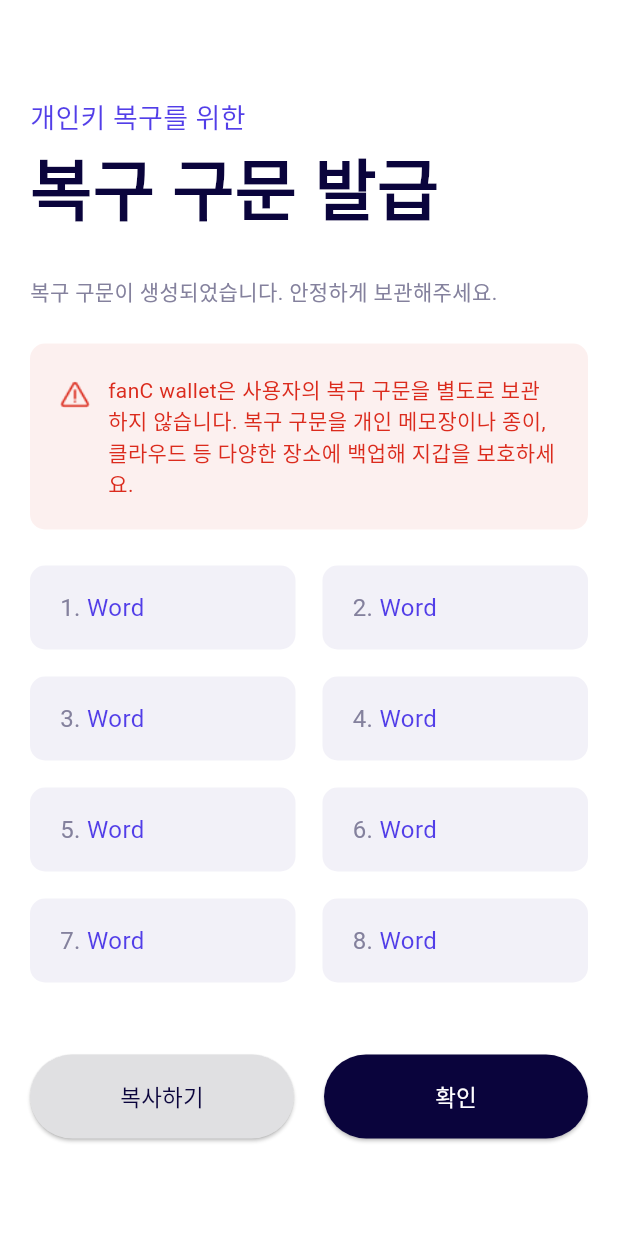
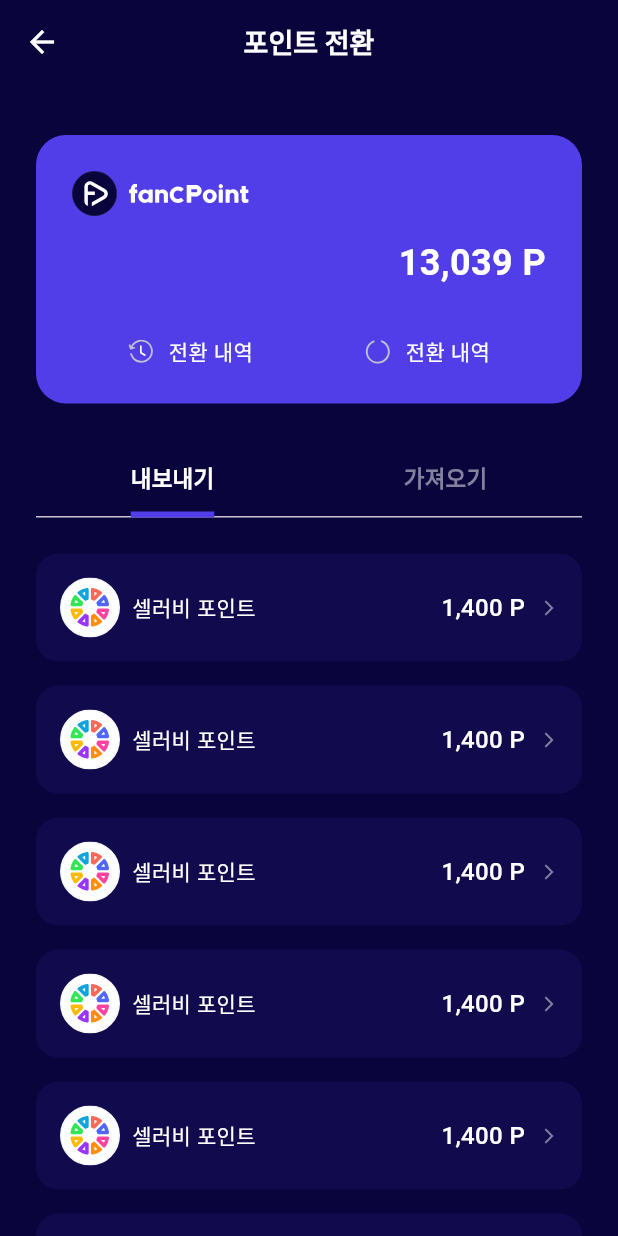
Before and after one commit to sk0x0y/fancplace-wallet_app, a Flutter app: the RecoverWords screen opened by its route, after a tap on "확인", on a phone screen of 412 x 824 dp. Run offline on Flutter 3.47's test engine with Material 3 defaults, Android fonts, the phone set to English and light mode, and no system bars; our stand-ins replace flutter_native_splash, flutter_svg, get_it, go_router.

Commit message:
Merged in feature/WALLET-296 (pull request #8)
feature/WALLET-296

* chore: [WALLET-296] SVG 에셋 추가

* chore: [WALLET-296] 컬러 상수 추가

* chore: [WALLET-296] 아이콘 변경

* chore: [WALLET-296] TextButton 으로 랩핑 및 이벤트 핸들링

* chore: [WALLET-296] 버튼 이벤트 핸들링

* improve: [WALLET-296] DefaultLayout 사용성 개선

* feat: [WALLET-296] 포인트 전환 UI 작성

* chore: [WALLET-296] 포인트 전환 UI 로 기본 라우팅 적용

```diff
--- a/lib/constant/theme/app_colors.dart
+++ b/lib/constant/theme/app_colors.dart
@@ -1,6 +1,7 @@
 import 'package:flutter/material.dart';
 
 class AppColors {
+  static const Color brandPrimary = Color(0xFF523EE8);
   // System
   static const Color primary = Color(0xFF0A043C);
   // Border
--- a/lib/interface/service/router_service.dart
+++ b/lib/interface/service/router_service.dart
@@ -1,6 +1,7 @@
 import 'package:flutter/foundation.dart';
 import 'package:go_router/go_router.dart';
 import 'package:wallet_app/components/ErrorScreen.dart';
+import 'package:wallet_app/interface/view/point_conversion_screen.dart';
 import 'package:wallet_app/interface/view/recover_words.dart';
 import 'package:wallet_app/interface/view/select_language_screen.dart';
 import 'package:wallet_app/interface/view/sign_in.dart';
@@ -31,7 +32,8 @@ class RouterService {
       // initialLocation: '/sign-up',
       // initialLocation: '/sign-in',
       // initialLocation: '/recover-words',
-      initialLocation: '/verify-email',
+      // initialLocation: '/verify-email',
+      initialLocation: '/point-conversion',
       // (Authentication.state.isAuthentication) ? '/' : '/login',
       // refreshListenable: Authentication.state,
       errorBuilder: (context, state) {
@@ -62,6 +64,10 @@ class RouterService {
           path: '/verify-email',
           builder: (context, state) => const VerifyEmailScreen(),
         ),
+        GoRoute(
+          path: '/point-conversion',
+          builder: (context, state) => const PointConversionScreen(),
+        ),
       ],
     );
   }
--- /dev/null
+++ b/lib/interface/view/point_conversion_screen.dart
@@ -0,0 +1,299 @@
+import 'package:flutter/material.dart';
+import 'package:flutter_svg/flutter_svg.dart';
+import 'package:wallet_app/constant/theme/theme_resources.dart';
+import 'package:wallet_app/interface/service/router_service.dart';
+import 'package:wallet_app/theme/DefaultLayout.dart';
+
+class PointConversionScreen extends StatelessWidget {
+  const PointConversionScreen({super.key});
+
+  @override
+  Widget build(BuildContext context) {
+    return DefaultLayout(
+      leader: IconButton(
+        icon: const Icon(Icons.arrow_back, color: AppColors.white),
+        onPressed: () {
+          RouterService.instance.router.push('/select-language');
+        },
+      ),
+      customTitleWidget: const Text(
+        '포인트 전환',
+        style: TextStyle(
+          fontWeight: AppFonts.fontWeight900,
+          fontSize: AppFonts.fontSize18,
+          color: AppColors.white,
+        ),
+      ),
+      backgroundColor: AppColors.backgroundPrimary,
+      child: Padding(
+        padding: const EdgeInsets.only(top: 34.0, left: 24.0, right: 24.0),
+        child: Column(
+          children: [
+            Container(
+              width: double.infinity,
+              decoration: BoxDecoration(
+                  borderRadius: BorderRadius.circular(20.0),
+                  color: AppColors.brandPrimary),
+              child: Padding(
+                padding: const EdgeInsets.symmetric(
+                  vertical: 24.0,
+                  horizontal: 24.0,
+                ),
+                child: Column(
+                  crossAxisAlignment: CrossAxisAlignment.start,
+                  children: [
+                    Wrap(
+                      crossAxisAlignment: WrapCrossAlignment.center,
+                      spacing: 8.0,
+                      children: [
+                        SvgPicture.asset('assets/brand_icon.svg'),
+                        SvgPicture.asset('assets/brand_text.svg'),
+                      ],
+                    ),
+                    const SizedBox(height: 14.0),
+                    const SizedBox(
+                      width: double.infinity,
+                      child: Text(
+                        '13,039 P',
+                        textAlign: TextAlign.right,
+                        style: TextStyle(
+                          fontWeight: AppFonts.fontWeight700,
+                          fontSize: AppFonts.fontSize24,
+                          color: AppColors.white,
+                        ),
+                      ),
+                    ),
+                    const SizedBox(height: 32.0),
+                    Flex(
+                      mainAxisAlignment: MainAxisAlignment.spaceEvenly,
+                      direction: Axis.horizontal,
+                      children: [
+                        Expanded(
+                          child: Center(
+                            child: Wrap(
+                              crossAxisAlignment: WrapCrossAlignment.center,
+                              spacing: 10.0,
+                              children: [
+                                SvgPicture.asset(
+                                    'assets/point_conversion_history_icon.svg'),
+                                const Text(
+                                  '전환 내역',
+                                  style: TextStyle(
+                                    fontWeight: AppFonts.fontWeight400,
+                                    fontSize: AppFonts.fontSize14,
+                                    color: AppColors.white,
+                                  ),
+                                ),
+                              ],
+                            ),
+                          ),
+                        ),
+                        Expanded(
+                          child: Center(
+                            child: Wrap(
+                              crossAxisAlignment: WrapCrossAlignment.center,
+                              spacing: 10.0,
+                              children: [
+                                SvgPicture.asset(
+                                    'assets/reward_history_icon.svg'),
+                                const Text(
+                                  '전환 내역',
+                                  style: TextStyle(
+                                    fontWeight: AppFonts.fontWeight400,
+                                    fontSize: AppFonts.fontSize14,
+                                    color: AppColors.white,
+                                  ),
+                                ),
+                              ],
+                            ),
+                          ),
+                        ),
+                      ],
+                    )
+                  ],
+                ),
+              ),
+            ),
+            const SizedBox(height: 24.0),
+            Flexible(
+              child: Theme(
+                data: Theme.of(context).copyWith(
+                  colorScheme: Theme.of(context)
+                      .colorScheme
+                      .copyWith(surfaceVariant: Colors.transparent),
+                ),
+                child: DefaultTabController(
+                  length: 2,
+                  child: Column(
+                    children: [
+                      const TabBar(
+                        labelStyle: TextStyle(
+                          fontWeight: AppFonts.fontWeight700,
+                          fontSize: AppFonts.fontSize15,
+                          color: Colors.white,
+                        ),
+                        indicator: UnderlineTabIndicator(
+                          borderSide: BorderSide(
+                              width: 4.0, color: AppColors.brandPrimary),
+                          borderRadius: BorderRadius.zero,
+                        ),
+                        unselectedLabelColor: Color(0xFF84819D),
+                        tabs: [
+                          Tab(text: '내보내기', height: 50),
+                          Tab(text: '가져오기', height: 50),
+                        ],
+                      ),
+                      const SizedBox(height: 24.0),
+                      Expanded(
+                        child: TabBarView(
+                          children: [
+                            ListView.builder(
+                              key: const PageStorageKey("POINT_EXPORT"),
+                              itemCount: 10,
+                              itemBuilder: (context, index) {
+                                return Column(
+                                  children: [
+                                    Container(
+                                      decoration: BoxDecoration(
+                                        color: const Color(0xFF110A4D),
+                                        borderRadius:
+                                            BorderRadius.circular(15.0),
+                                      ),
+                                      padding: const EdgeInsets.all(16.0),
+                                      width: MediaQuery.of(context).size.width,
+                                      child: Row(
+                                        mainAxisAlignment:
+                                            MainAxisAlignment.spaceBetween,
+                                        children: [
+                                          Wrap(
+                                            crossAxisAlignment:
+                                                WrapCrossAlignment.center,
+                                            spacing: 8.0,
+                                            children: [
+                                              SvgPicture.asset(
+                                                'assets/celebe_brand_icon.svg',
+                                                width: 40.0,
+                                                height: 40.0,
+                                              ),
+                                              const Text(
+                                                "셀러비 포인트",
+                                                style: TextStyle(
+                                                  fontWeight:
+                                                      AppFonts.fontWeight500,
+                                                  fontSize: AppFonts.fontSize14,
+                                                  color: AppColors.white,
+                                                ),
+                                              ),
+                                            ],
+                                          ),
+                                          const Wrap(
+                                            crossAxisAlignment:
+                                                WrapCrossAlignment.center,
+                                            spacing: 10.0,
+                                            children: [
+                                              Text(
+                                                "1,400 P",
+                                                style: TextStyle(
+                                                  fontWeight:
+                                                      AppFonts.fontWeight500,
+                                                  fontSize: AppFonts.fontSize16,
+                                                  color: AppColors.white,
+                                                ),
+                                              ),
+                                              Icon(
+                                                Icons.arrow_forward_ios,
+                                                color: Color(0xFF84819D),
+                                                size: 12.0,
+                                              ),
+                                            ],
+                                          )
+                                        ],
+                                      ),
+                                    ),
+                                    const SizedBox(height: 16.0)
+                                  ],
+                                );
+                              },
+                            ),
+                            ListView.builder(
+                              key: const PageStorageKey("POINT_IMPORT"),
+                              itemCount: 2,
+                              itemBuilder: (context, index) {
+                                return Column(
+                                  children: [
+                                    Container(
+                                      decoration: BoxDecoration(
+                                        color: const Color(0xFF110A4D),
+                                        borderRadius:
+                                            BorderRadius.circular(15.0),
+                                      ),
+                                      padding: const EdgeInsets.all(16.0),
+                                      width: MediaQuery.of(context).size.width,
+                                      child: Row(
+                                        mainAxisAlignment:
+                                            MainAxisAlignment.spaceBetween,
+                                        children: [
+                                          Wrap(
+                                            crossAxisAlignment:
+                                                WrapCrossAlignment.center,
+                                            spacing: 8.0,
+                                            children: [
+                                              SvgPicture.asset(
+                                                'assets/brand_icon.svg',
+                                                width: 40.0,
+                                                height: 40.0,
+                                              ),
+                                              const Text(
+                                                "FANC",
+                                                style: TextStyle(
+                                                  fontWeight:
+                                                      AppFonts.fontWeight500,
+                                                  fontSize: AppFonts.fontSize14,
+                                                  color: AppColors.white,
+                                                ),
+                                              ),
+                                            ],
+                                          ),
+                                          const Wrap(
+                                            crossAxisAlignment:
+                                                WrapCrossAlignment.center,
+                                            spacing: 10.0,
+                                            children: [
+                                              Text(
+                                                "1,400 FANC",
+                                                style: TextStyle(
+                                                  fontWeight:
+                                                      AppFonts.fontWeight500,
+                                                  fontSize: AppFonts.fontSize16,
+                                                  color: AppColors.white,
+                                                ),
+                                              ),
+                                              Icon(
+                                                Icons.arrow_forward_ios,
+                                                color: Color(0xFF84819D),
+                                                size: 12.0,
+                                              ),
+                                            ],
+                                          )
+                                        ],
+                                      ),
+                                    ),
+                                    const SizedBox(height: 16.0)
+                                  ],
+                                );
+                              },
+                            ),
+                          ],
+                        ),
+                      ),
+                    ],
+                  ),
+                ),
+              ),
+            ),
+          ],
+        ),
+      ),
+    );
+  }
+}
--- a/lib/interface/view/recover_words.dart
+++ b/lib/interface/view/recover_words.dart
@@ -4,6 +4,7 @@ import 'package:flutter/widgets.dart';
 import 'package:wallet_app/constant/theme/app_colors.dart';
 import 'package:wallet_app/constant/theme/app_fonts.dart';
 import 'package:wallet_app/constant/theme/theme_resources.dart';
+import 'package:wallet_app/interface/service/router_service.dart';
 import 'package:wallet_app/theme/DefaultLayout.dart';
 
 class RecoverWords extends StatelessWidget {
@@ -168,12 +169,18 @@ class RecoverWords extends StatelessWidget {
                         ),
                         backgroundColor: AppColors.backgroundPrimary,
                       ),
+                      child: TextButton(
+                        onPressed: () {
+                          RouterService.instance.router
+                              .push('/point-conversion');
+                        },
                         child: const Text(
                           '확인',
                           style: TextStyle(
                             fontWeight: AppFonts.fontWeight500,
                             fontSize: AppFonts.fontSize15,
                             color: AppColors.white,
+                          ),
                         ),
                       ),
                     ),
--- a/lib/interface/view/sign_in.dart
+++ b/lib/interface/view/sign_in.dart
@@ -90,6 +90,9 @@ class SignIn extends StatelessWidget {
                     BuildSubmit(
                       context,
                       buttonText: '다음',
+                      buttonHandler: () {
+                        RouterService.instance.router.push('/point-conversion');
+                      },
                       actionWidgets: [
                         TextButton(
                           onPressed: () {
--- a/lib/interface/view/sign_up.dart
+++ b/lib/interface/view/sign_up.dart
@@ -24,7 +24,7 @@ class SignUp extends StatelessWidget {
         onPressed: () {
           Navigator.pop(context);
         },
-        icon: const Icon(Icons.arrow_back_ios),
+        icon: const Icon(Icons.arrow_back),
       ),
       child: Center(
         child: SingleChildScrollView(
--- a/lib/theme/DefaultLayout.dart
+++ b/lib/theme/DefaultLayout.dart
@@ -69,7 +69,7 @@ class DefaultLayout extends StatelessWidget {
     final titleLeader = (leader != null) ? leader : null;
 
     return AppBar(
-      backgroundColor: Colors.white,
+      backgroundColor: backgroundColor ?? Colors.white,
       elevation: 0,
       centerTitle: centerTitle ?? true,
       title: (title != null)
```
Also changed, not shown: assets/brand_icon.svg (added), assets/brand_text.svg (added), assets/celebe_brand_icon.svg (added), assets/point_conversion_history_icon.svg (added), assets/reward_history_icon.svg (added). Lines whose indentation alone changed are shown as unchanged.
